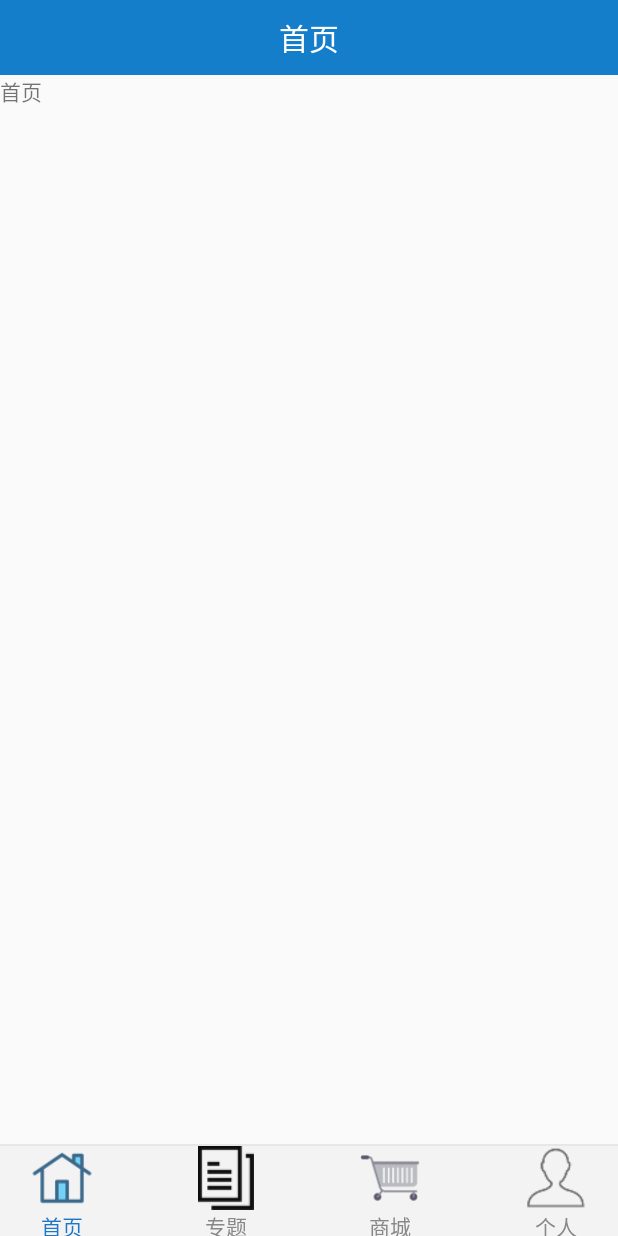
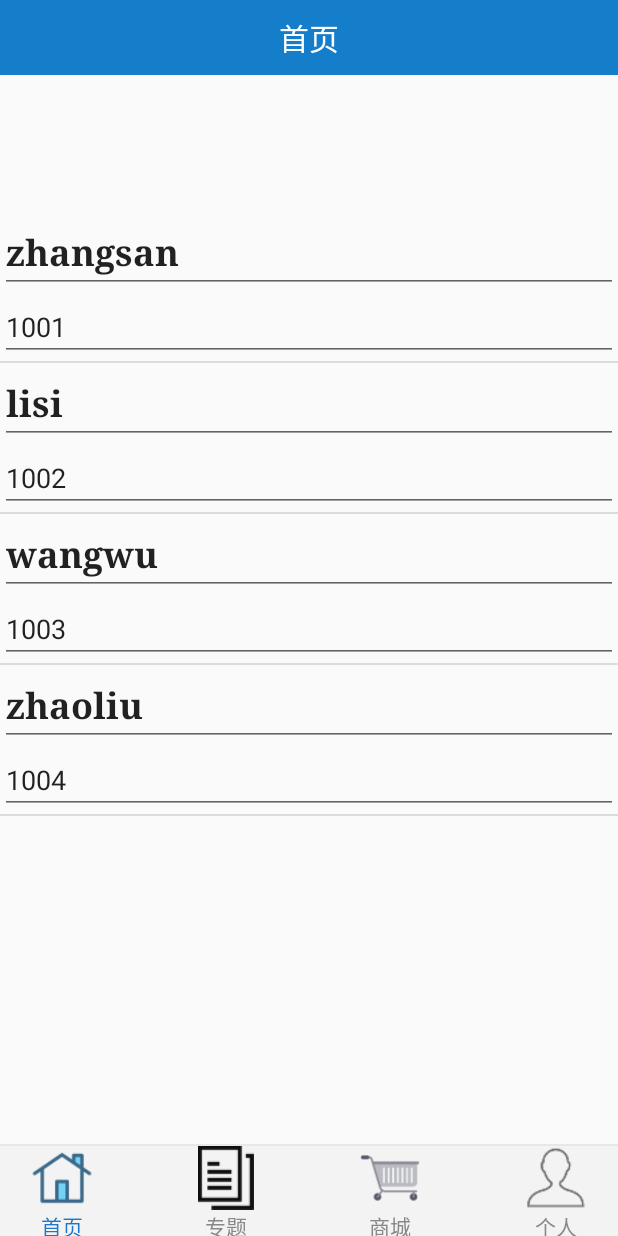
Before and after one commit to 14dtj/NJUHelper, an Android app: the screen it shows after launch (MainActivity), on a phone screen of 412 x 824 dp. Run offline under Robolectric (Android 15) with nearby library versions, the phone set to English and light mode, and no system bars.

Commit message:
先同步

```diff
--- /dev/null
+++ b/Application/app/src/main/java/cn/edu/nju/application/presentation/presenter/HomeFragmentPresenter.java
@@ -0,0 +1,16 @@
+package cn.edu.nju.application.presentation.presenter;
+
+import cn.edu.nju.application.data.IPostDao;
+import cn.edu.nju.application.data.PostDaoImpl;
+
+/**
+ * Created by tjDu on 2016/10/8.
+ */
+
+public class HomeFragmentPresenter {
+    private IPostDao dao;
+
+    public HomeFragmentPresenter() {
+
+    }
+}
--- a/Application/app/src/main/java/cn/edu/nju/application/presentation/view/fragment/HomeFragment.java
+++ b/Application/app/src/main/java/cn/edu/nju/application/presentation/view/fragment/HomeFragment.java
@@ -4,6 +4,11 @@ import android.os.Bundle;
 import android.view.LayoutInflater;
 import android.view.View;
 import android.view.ViewGroup;
+import android.widget.ListView;
+import android.widget.SimpleAdapter;
+
+import java.util.ArrayList;
+import java.util.HashMap;
 
 import cn.edu.nju.application.R;
 import cn.edu.nju.application.presentation.view.activity.MainActivity;
@@ -14,13 +19,39 @@ import cn.edu.nju.application.presentation.view.element.Constant;
  */
 
 public class HomeFragment extends BaseFragment{
-
+    private ListView postList;
     @Override
     public View onCreateView(LayoutInflater inflater, ViewGroup container,
                              Bundle savedInstanceState) {
-        View settingLayout = inflater.inflate(R.layout.homefrag_layout,
+        View view = inflater.inflate(R.layout.homefrag_layout,
                 container, false);
-        return settingLayout;
+        postList = (ListView) view.findViewById(R.id.list);
+        String[] from={"name","id"};              //这里是ListView显示内容每一列的列名
+        int[] to = {R.id.title_text,R.id.content_text};
+
+        String[] userName={"zhangsan","lisi","wangwu","zhaoliu"}; //这里第一列所要显示的人名
+        String[] userId={"1001","1002","1003","1004"};  //这里是人名对应的ID
+
+        ArrayList<HashMap<String,String>> list=null;
+        HashMap<String,String> map=null;
+        //创建ArrayList对象；
+        list=new ArrayList<HashMap<String,String>>();
+        //将数据存放进ArrayList对象中，数据安排的结构是，ListView的一行数据对应一个HashMap对象，
+        //HashMap对象，以列名作为键，以该列的值作为Value，将各列信息添加进map中，然后再把每一列对应
+        //的map对象添加到ArrayList中
+
+        for(int i=0; i<4; i++){
+            map=new HashMap<String,String>();       //为避免产生空指针异常，有几列就创建几个map对象
+            map.put("id", userId[i]);
+            map.put("name", userName[i]);
+            list.add(map);
+        }
+
+        //创建一个SimpleAdapter对象
+        SimpleAdapter adapter=new SimpleAdapter(view.getContext(),list,R.layout.simplepost_layout,from,to);
+        //调用ListActivity的setListAdapter方法，为ListView设置适配器
+        postList.setAdapter(adapter);
+        return view;
     }
 
 
--- a/Application/app/src/main/res/layout/homefrag_layout.xml
+++ b/Application/app/src/main/res/layout/homefrag_layout.xml
@@ -3,9 +3,12 @@
     android:orientation="vertical" android:layout_width="match_parent"
     android:layout_height="match_parent">
 
-    <TextView
-        android:layout_width="wrap_content"
-        android:layout_height="wrap_content"
-        android:text="首页"/>
+    <ImageSwitcher
+        android:layout_width="match_parent"
+        android:layout_height="91dp" />
 
+    <ListView
+        android:layout_width="match_parent"
+        android:layout_height="match_parent"
+        android:id="@+id/list" />
 </LinearLayout>
--- /dev/null
+++ b/Application/app/src/main/res/layout/simplepost_layout.xml
@@ -0,0 +1,26 @@
+<?xml version="1.0" encoding="utf-8"?>
+<LinearLayout xmlns:android="http://schemas.android.com/apk/res/android"
+    android:orientation="vertical" android:layout_width="match_parent"
+    android:layout_height="match_parent"
+    android:weightSum="1">
+
+    <EditText
+        android:layout_width="match_parent"
+        android:layout_height="wrap_content"
+        android:inputType="textPersonName"
+        android:text="Name"
+        android:ems="10"
+        android:id="@+id/title_text"
+        android:textSize="24sp"
+        android:textStyle="bold"
+        android:typeface="serif" />
+
+    <EditText
+        android:layout_width="match_parent"
+        android:layout_height="wrap_content"
+        android:inputType="textPersonName"
+        android:text="Name"
+        android:ems="10"
+        android:id="@+id/content_text"
+        android:layout_weight="0.38" />
+</LinearLayout>
```
